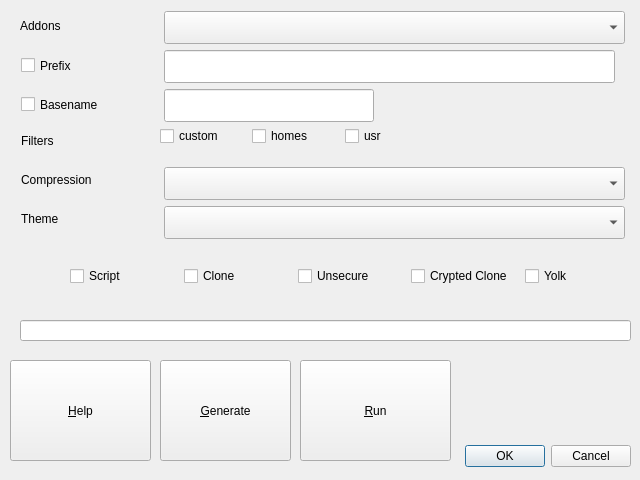
pieroproietti/pengui, file src/ui/produce.ui: the form before one commit.
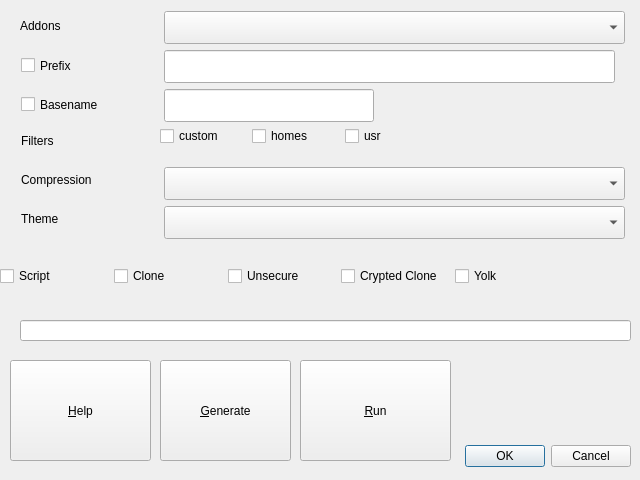
The form after the commit. Icons and pictures are not drawn.

Commit message: cercando di capire come fare rimanere in piedi il terminale fino che non esce

The edit to the form file:
```diff
--- a/src/ui/produce.ui
+++ b/src/ui/produce.ui
@@ -320,7 +320,7 @@
   <widget class="QWidget" name="layoutWidget">
    <property name="geometry">
     <rect>
-     <x>70</x>
+     <x>0</x>
      <y>260</y>
      <width>563</width>
      <height>33</height>
```
The commit also changes 1 other file.
